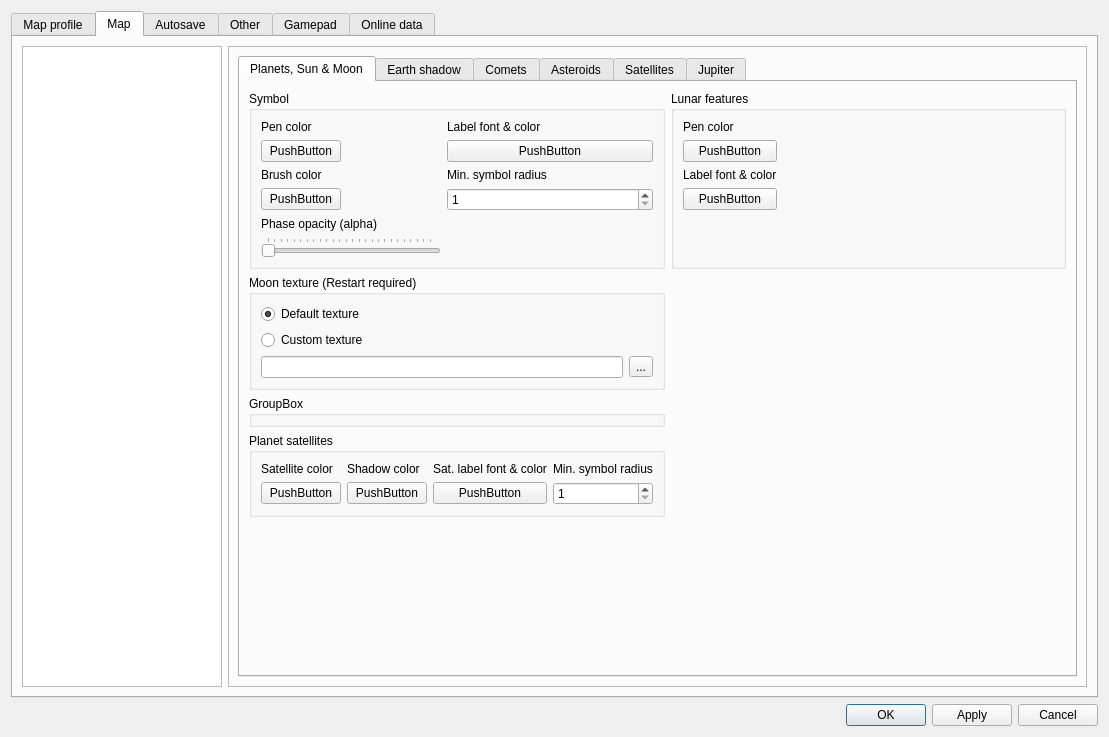
First picture: the form in csetting.ui, repository PavelMr/skytechx, before the edit.
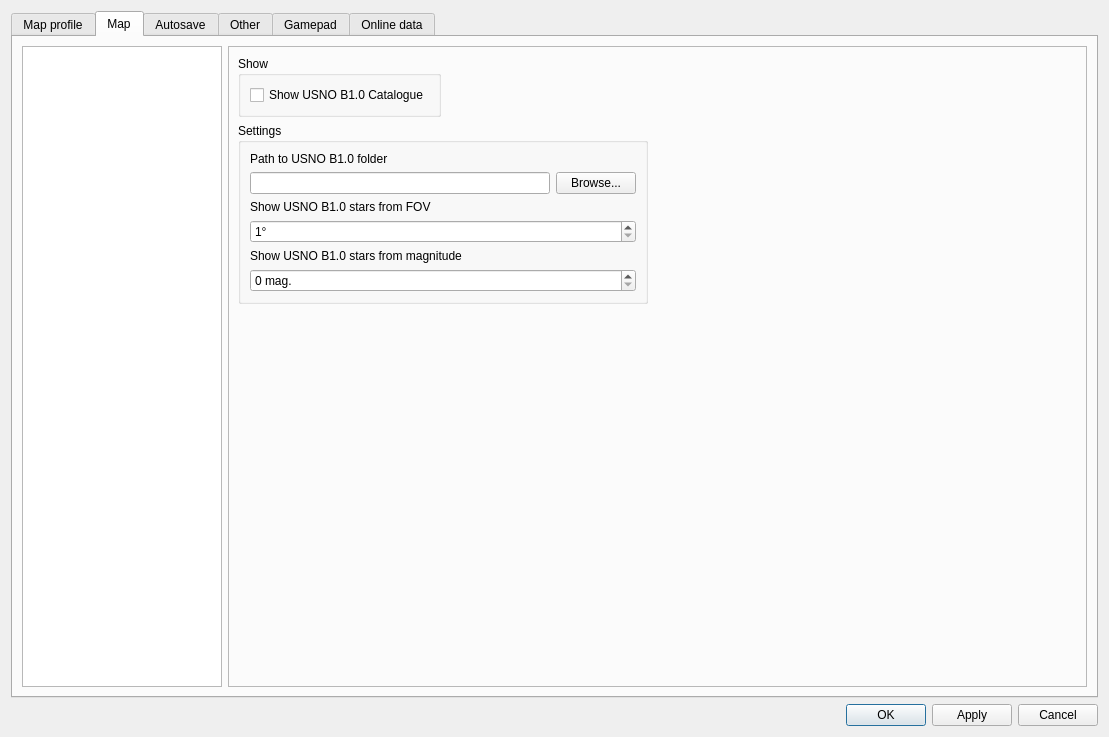
Second picture: the form after the edit. Custom widgets are drawn as their Qt base class.

Commit message: Add USNO-B1 settings

```diff
--- a/csetting.ui
+++ b/csetting.ui
@@ -171,7 +171,7 @@
             <enum>QFrame::StyledPanel</enum>
            </property>
            <property name="currentIndex">
-            <number>9</number>
+            <number>16</number>
            </property>
            <widget class="QWidget" name="stackedWidget_2Page1">
             <layout class="QVBoxLayout" name="verticalLayout_18">
@@ -3367,6 +3367,124 @@
              </item>
             </layout>
            </widget>
+           <widget class="QWidget" name="page_8">
+            <layout class="QVBoxLayout" name="verticalLayout_93">
+             <item>
+              <layout class="QFormLayout" name="formLayout_19">
+               <property name="fieldGrowthPolicy">
+                <enum>QFormLayout::AllNonFixedFieldsGrow</enum>
+               </property>
+               <item row="0" column="0">
+                <widget class="QGroupBox" name="groupBox_27">
+                 <property name="title">
+                  <string>Show</string>
+                 </property>
+                 <layout class="QVBoxLayout" name="verticalLayout_89">
+                  <item>
+                   <layout class="QVBoxLayout" name="verticalLayout_90">
+                    <item>
+                     <widget class="QCheckBox" name="showUSNOCheckBox_2">
+                      <property name="text">
+                       <string>Show USNO B1.0 Catalogue</string>
+                      </property>
+                     </widget>
+                    </item>
+                   </layout>
+                  </item>
+                 </layout>
+                </widget>
+               </item>
+               <item row="1" column="0">
+                <widget class="QGroupBox" name="groupBox_28">
+                 <property name="title">
+                  <string>Settings</string>
+                 </property>
+                 <layout class="QVBoxLayout" name="verticalLayout_91">
+                  <item>
+                   <layout class="QVBoxLayout" name="verticalLayout_92">
+                    <item>
+                     <widget class="QLabel" name="label_107">
+                      <property name="text">
+                       <string>Path to USNO B1.0 folder</string>
+                      </property>
+                     </widget>
+                    </item>
+                    <item>
+                     <layout class="QHBoxLayout" name="horizontalLayout_28">
+                      <item>
+                       <widget class="QLineEdit" name="lineEdit_5">
+                        <property name="minimumSize">
+                         <size>
+                          <width>300</width>
+                          <height>0</height>
+                         </size>
+                        </property>
+                       </widget>
+                      </item>
+                      <item>
+                       <widget class="QPushButton" name="pushButton_66">
+                        <property name="text">
+                         <string>Browse...</string>
+                        </property>
+                       </widget>
+                      </item>
+                     </layout>
+                    </item>
+                    <item>
+                     <widget class="QLabel" name="label_108">
+                      <property name="text">
+                       <string>Show USNO B1.0 stars from FOV</string>
+                      </property>
+                     </widget>
+                    </item>
+                    <item>
+                     <widget class="QDoubleSpinBox" name="doubleSpinBox_39">
+                      <property name="suffix">
+                       <string>°</string>
+                      </property>
+                      <property name="decimals">
+                       <number>0</number>
+                      </property>
+                      <property name="minimum">
+                       <double>1.000000000000000</double>
+                      </property>
+                      <property name="maximum">
+                       <double>45.000000000000000</double>
+                      </property>
+                     </widget>
+                    </item>
+                    <item>
+                     <widget class="QLabel" name="label_109">
+                      <property name="text">
+                       <string>Show USNO B1.0 stars from magnitude</string>
+                      </property>
+                     </widget>
+                    </item>
+                    <item>
+                     <widget class="QDoubleSpinBox" name="doubleSpinBox_40">
+                      <property name="suffix">
+                       <string> mag.</string>
+                      </property>
+                      <property name="decimals">
+                       <number>0</number>
+                      </property>
+                      <property name="minimum">
+                       <double>0.000000000000000</double>
+                      </property>
+                      <property name="maximum">
+                       <double>99.000000000000000</double>
+                      </property>
+                     </widget>
+                    </item>
+                   </layout>
+                  </item>
+                 </layout>
+                </widget>
+               </item>
+              </layout>
+             </item>
+            </layout>
+           </widget>
            <widget class="QWidget" name="page_7">
             <layout class="QVBoxLayout" name="verticalLayout_76">
              <item>
```
Left out of the diff: 16 changed lines with no effect on the pictures. The commit also changes 12 other files.
